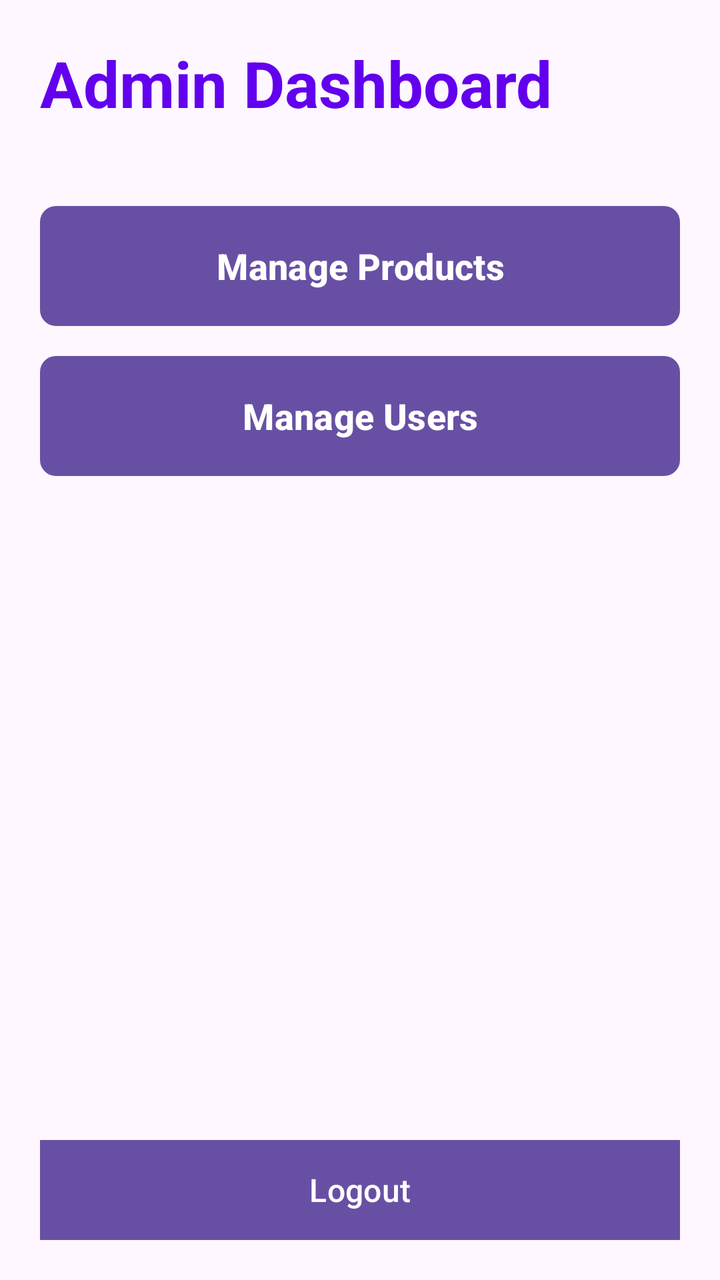
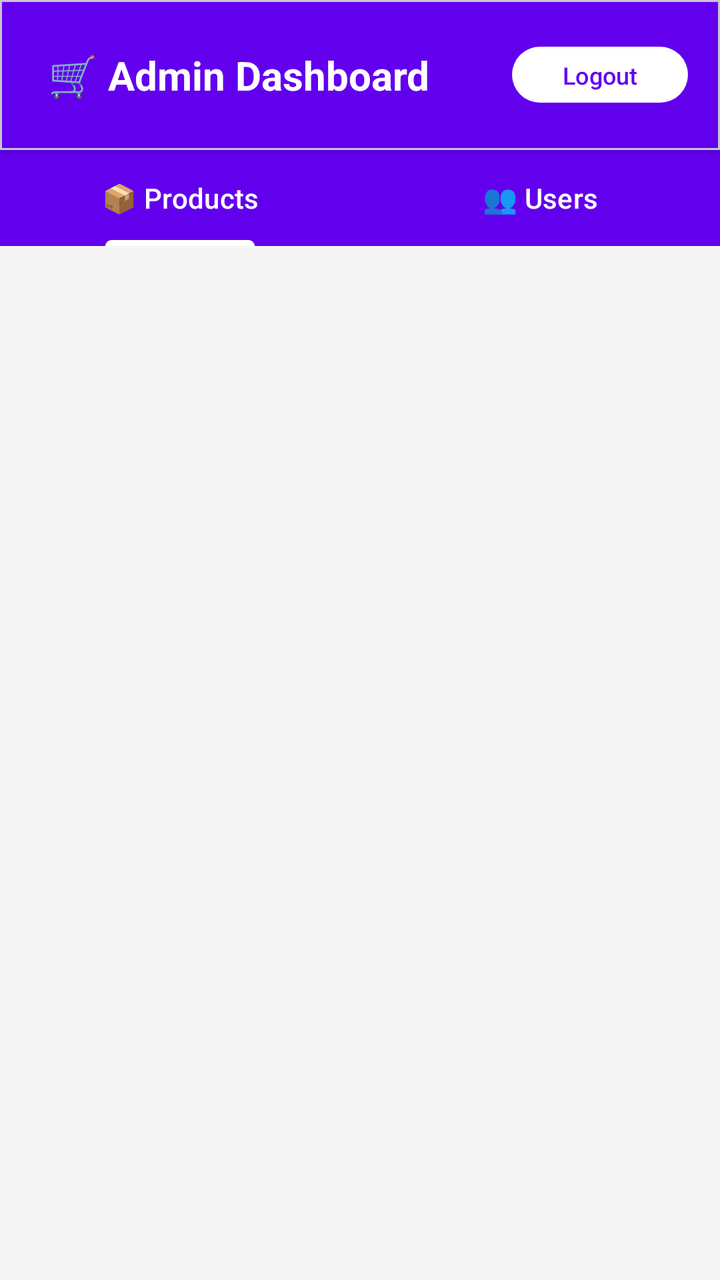

Two renders of the same Android screen: before a commit and after it. Below are the layout's source before the change and the commit's diff.
<!-- AndroidManifest.xml: application theme Theme.Computershop -->
<!-- res/layout/activity_admin_dashboard.xml -->
<?xml version="1.0" encoding="utf-8"?>
<LinearLayout xmlns:android="http://schemas.android.com/apk/res/android"
    android:layout_width="match_parent"
    android:layout_height="match_parent"
    android:orientation="vertical"
    android:padding="20dp">

    <TextView
        android:layout_width="wrap_content"
        android:layout_height="wrap_content"
        android:text="Admin Dashboard"
        android:textSize="32sp"
        android:textStyle="bold"
        android:textColor="#FF6200EE"
        android:layout_marginBottom="40dp" />

    <Button
        android:id="@+id/addProductBtn"
        android:layout_width="match_parent"
        android:layout_height="60dp"
        android:text="Manage Products"
        android:textSize="18sp"
        android:textStyle="bold"
        android:textColor="@android:color/white"
        android:background="@drawable/button_background"
        android:layout_marginBottom="15dp" />

    <Button
        android:id="@+id/manageUsersBtn"
        android:layout_width="match_parent"
        android:layout_height="60dp"
        android:text="Manage Users"
        android:textSize="18sp"
        android:textStyle="bold"
        android:textColor="@android:color/white"
        android:background="@drawable/button_background"
        android:layout_marginBottom="30dp" />

    <Space
        android:layout_width="match_parent"
        android:layout_height="0dp"
        android:layout_weight="1" />

    <Button
        android:id="@+id/logoutBtn"
        android:layout_width="match_parent"
        android:layout_height="50dp"
        android:text="Logout"
        android:textSize="16sp"
        android:textColor="@android:color/white"
        android:background="#FFFF6B6B" />

</LinearLayout>
<!-- resources referenced by this layout -->
<resources>
  <!-- drawable button_background (drawable) -->
  <?xml version="1.0" encoding="utf-8"?>
  <shape xmlns:android="http://schemas.android.com/apk/res/android">
      <solid android:color="#FF6200EE" />
      <corners android:radius="8dp" />
  </shape>
  <style name="Theme.Computershop" parent="Base.Theme.Computershop" />
  <style name="Base.Theme.Computershop" parent="Theme.Material3.DayNight.NoActionBar">
          
          
      </style>
</resources>

<!-- the commit's change to res/layout/activity_admin_dashboard.xml (unified diff, before → after) -->
@@ -1,53 +1,82 @@
 <?xml version="1.0" encoding="utf-8"?>
 <LinearLayout xmlns:android="http://schemas.android.com/apk/res/android"
+    xmlns:app="http://schemas.android.com/apk/res-auto"
+    xmlns:tools="http://schemas.android.com/tools"
     android:layout_width="match_parent"
     android:layout_height="match_parent"
     android:orientation="vertical"
-    android:padding="20dp">
+    android:background="@color/background">
 
-    <TextView
-        android:layout_width="wrap_content"
+    
+    <com.google.android.material.card.MaterialCardView
+        android:layout_width="match_parent"
         android:layout_height="wrap_content"
-        android:text="Admin Dashboard"
-        android:textSize="32sp"
-        android:textStyle="bold"
-        android:textColor="#FF6200EE"
-        android:layout_marginBottom="40dp" />
+        app:cardCornerRadius="0dp"
+        app:cardElevation="4dp"
+        app:cardBackgroundColor="@color/admin_primary">
 
-    <Button
-        android:id="@+id/addProductBtn"
+        <LinearLayout
+            android:layout_width="match_parent"
+            android:layout_height="wrap_content"
+            android:orientation="horizontal"
+            android:padding="16dp"
+            android:gravity="center_vertical">
+
+            <TextView
+                android:layout_width="0dp"
+                android:layout_height="wrap_content"
+                android:layout_weight="1"
+                android:text="🛒 Admin Dashboard"
+                android:textSize="20sp"
+                android:textStyle="bold"
+                android:textColor="@android:color/white"
+                android:padding="8dp" />
+
+            <com.google.android.material.button.MaterialButton
+                android:id="@+id/logoutBtn"
+                android:layout_width="wrap_content"
+                android:layout_height="36dp"
+                android:paddingStart="16dp"
+                android:paddingEnd="16dp"
+                android:text="Logout"
+                android:textColor="@color/admin_primary"
+                android:textSize="12sp"
+                app:backgroundTint="@android:color/white"
+                app:cornerRadius="18dp"
+                tools:ignore="TouchTargetSizeCheck" />
+
+        </LinearLayout>
+    </com.google.android.material.card.MaterialCardView>
+
+    
+    <com.google.android.material.tabs.TabLayout
+        android:id="@+id/tabLayout"
         android:layout_width="match_parent"
-        android:layout_height="60dp"
-        android:text="Manage Products"
-        android:textSize="18sp"
-        android:textStyle="bold"
-        android:textColor="@android:color/white"
-        android:background="@drawable/button_background"
-        android:layout_marginBottom="15dp" />
+        android:layout_height="wrap_content"
+        app:tabBackground="@color/admin_primary"
+        app:tabTextColor="@android:color/white"
+        app:tabSelectedTextColor="@android:color/white"
+        app:tabIndicatorColor="@android:color/white"
+        app:tabIndicatorHeight="3dp"
+        app:tabMode="fixed">
 
-    <Button
-        android:id="@+id/manageUsersBtn"
-        android:layout_width="match_parent"
-        android:layout_height="60dp"
-        android:text="Manage Users"
-        android:textSize="18sp"
-        android:textStyle="bold"
-        android:textColor="@android:color/white"
-        android:background="@drawable/button_background"
-        android:layout_marginBottom="30dp" />
+        <com.google.android.material.tabs.TabItem
+            android:layout_width="wrap_content"
+            android:layout_height="wrap_content"
+            android:text="📦 Products" />
 
-    <Space
+        <com.google.android.material.tabs.TabItem
+            android:layout_width="wrap_content"
+            android:layout_height="wrap_content"
+            android:text="👥 Users" />
+
+    </com.google.android.material.tabs.TabLayout>
+
+    
+    <androidx.viewpager2.widget.ViewPager2
+        android:id="@+id/viewPager"
         android:layout_width="match_parent"
         android:layout_height="0dp"
         android:layout_weight="1" />
 
-    <Button
-        android:id="@+id/logoutBtn"
-        android:layout_width="match_parent"
-        android:layout_height="50dp"
-        android:text="Logout"
-        android:textSize="16sp"
-        android:textColor="@android:color/white"
-        android:background="#FFFF6B6B" />
-
 </LinearLayout>
<!-- resource entries referenced after the edit -->
@@ -1,11 +1,7 @@
 <!-- resources referenced by this layout -->
 <resources>
-  <!-- drawable button_background (drawable) -->
-  <?xml version="1.0" encoding="utf-8"?>
-  <shape xmlns:android="http://schemas.android.com/apk/res/android">
-      <solid android:color="#FF6200EE" />
-      <corners android:radius="8dp" />
-  </shape>
+  <color name="admin_primary">#FF6200EE</color>
+  <color name="background">#FFF5F5F5</color>
   <style name="Theme.Computershop" parent="Base.Theme.Computershop" />
   <style name="Base.Theme.Computershop" parent="Theme.Material3.DayNight.NoActionBar">
           
